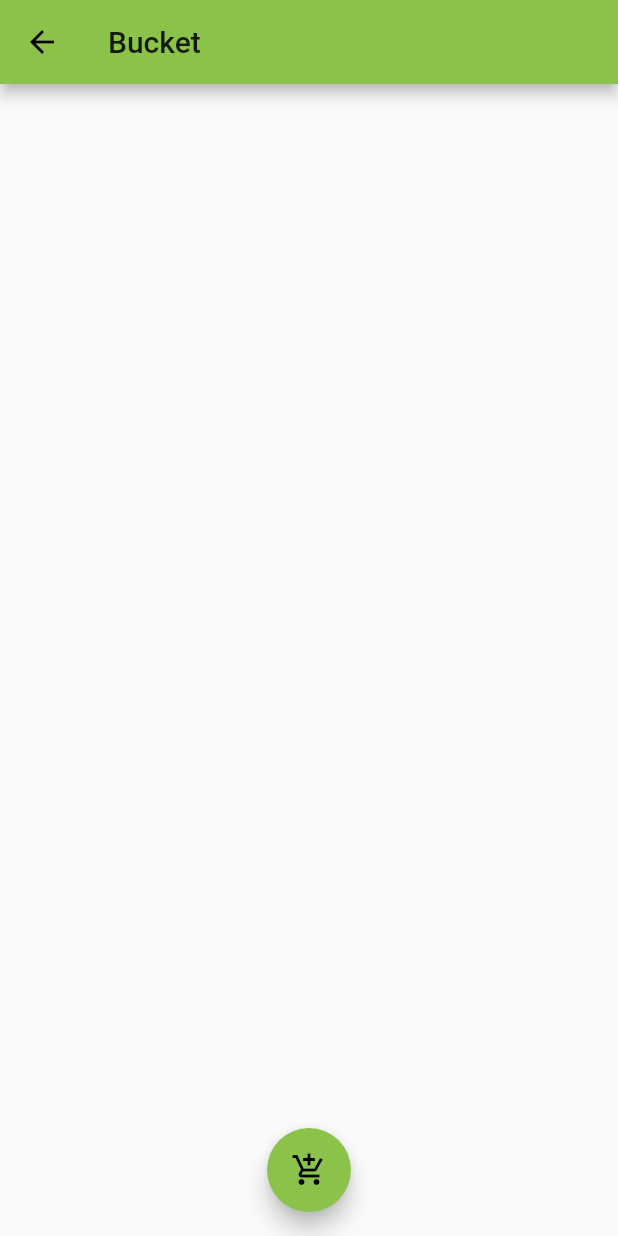
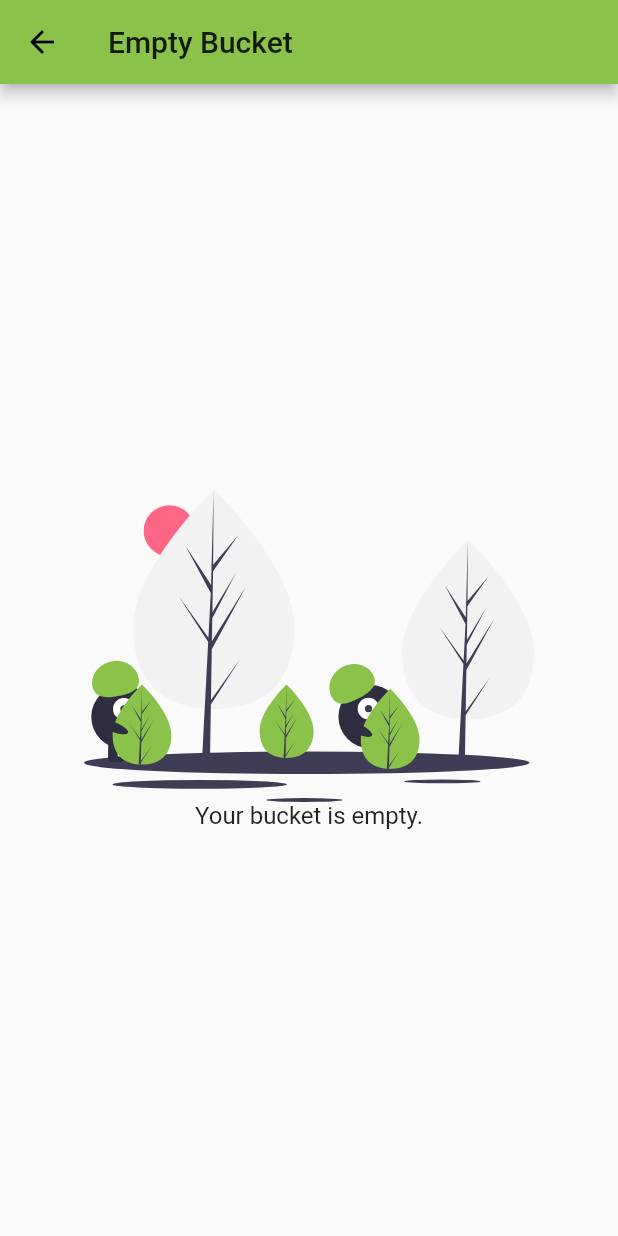
Before and after one commit to GrandSchtroumpf/veggie-market-flutter, a Flutter app: the MarketBucket screen opened by its route, on a phone screen of 412 x 824 dp. Run offline on Flutter 3.47's test engine with Material 2 defaults, Android fonts, the phone set to English and light mode, and no system bars; our stand-ins replace badges, cloud_firestore, firebase_auth, firebase_core, firebase_storage, flutter_svg and 2 more; accounts and stored records are empty.

Commit message:
Improve bucket

```diff
--- a/lib/market/bucket.dart
+++ b/lib/market/bucket.dart
@@ -1,6 +1,8 @@
 import 'package:flutter/material.dart';
+import 'package:flutter_svg/flutter_svg.dart';
 import '../product/model.dart';
 import '../service.dart';
+import './item.dart';
 
 class MarketBucket extends StatelessWidget {
   final GlobalKey<ScaffoldState> _key = GlobalKey();
@@ -14,22 +16,49 @@ class MarketBucket extends StatelessWidget {
         if (!snapshot.hasData) {
           return Center(child: CircularProgressIndicator());
         }
+
+        /// EMPTY ///
+        if (snapshot.data.length == 0) {
+          return Scaffold(
+            appBar: AppBar(title: Text('Empty Bucket')),
+            body: Center(
+              child: Column(
+                mainAxisAlignment: MainAxisAlignment.center,
+                crossAxisAlignment: CrossAxisAlignment.center,
+                children: [
+                  SvgPicture.asset(
+                    'assets/img/empty.svg',
+                    semanticsLabel: 'No product',
+                    width: 300.0,
+                  ),
+                  Text(
+                    'Your bucket is empty.',
+                    style: Theme.of(context).textTheme.subtitle1,
+                  ),
+                ],
+              ),
+            ),
+          );
+        }
+
+        /// BUCKET ///
         final List<Product> products = snapshot.data;
         return Scaffold(
           key: _key,
-          appBar: AppBar(
-            title: Text('Bucket'),
-          ),
+          appBar: AppBar(title: Text('Bucket')),
           body: ListView.builder(
-            itemCount: products.length,
+            itemCount: products.length + 1,
             itemBuilder: (context, i) {
-              Product product = products.elementAt(i);
-              int amount = bucket.items[product.id];
-              return ProductItem(product, amount);
+              if (i == products.length) {
+                return TotalPrice(products);
+              } else {
+                return MarketItem(products[i]);
+              }
             },
           ),
-          floatingActionButton: FloatingActionButton(
-            child: Icon(Icons.add_shopping_cart),
+          floatingActionButton: FloatingActionButton.extended(
+            label: Text('Send order'),
+            icon: Icon(Icons.send),
             onPressed: () {
               final snackBar = SnackBar(
                 content: Text('Order will be processed in next version 😉'),
@@ -40,6 +69,30 @@ class MarketBucket extends StatelessWidget {
           ),
           floatingActionButtonLocation:
               FloatingActionButtonLocation.centerFloat,
+        );
+      },
+    );
+  }
+}
+
+class TotalPrice extends StatelessWidget {
+  final List<Product> products;
+  TotalPrice(this.products);
+  @override
+  Widget build(BuildContext context) {
+    final bucket = ServiceProvider.of(context).bucket;
+    return StreamBuilder(
+      initialData: bucket.items,
+      stream: bucket.stream,
+      builder: (context, snapshot) {
+        double total = products
+            .map((product) => product.price * snapshot.data[product.id])
+            .reduce((sum, price) => sum + price);
+        return Center(
+          child: Text(
+            'Total: ${total.toString()}€',
+            style: Theme.of(context).textTheme.headline6,
+          ),
         );
       },
     );
```
Also changed, not shown: lib/market/item.dart (added, +59 -0 lines), lib/market/list.dart (+3 -35 lines), lib/order/bucket.dart (+13 -12 lines).
